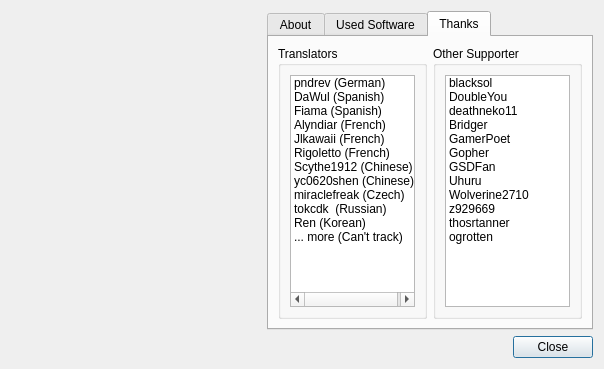
Holt59/mo2-merge, file modorganizer/src/aboutdialog.ui: the form before one commit.
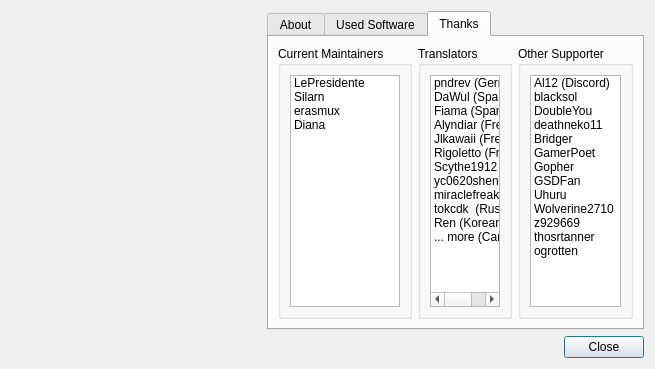
The form after the commit. The open tabs and pages were chosen to show the change. Icons and pictures are not drawn.

Commit message: [modorganizer] Disable the bsa tab for release Version bump to 2.1.0 Updated about window

The edit to the form file:
```diff
--- a/modorganizer/src/aboutdialog.ui
+++ b/modorganizer/src/aboutdialog.ui
@@ -157,6 +157,42 @@
          <item>
           <widget class="QGroupBox" name="groupBox">
            <property name="title">
+            <string>Current Maintainers</string>
+           </property>
+           <layout class="QVBoxLayout" name="verticalLayout_6">
+            <item>
+             <widget class="QListWidget" name="listWidget_2">
+              <property name="selectionMode">
+               <enum>QAbstractItemView::NoSelection</enum>
+              </property>
+              <item>
+               <property name="text">
+                <string notr="true">LePresidente</string>
+               </property>
+              </item>
+              <item>
+               <property name="text">
+                <string notr="true">Silarn</string>
+               </property>
+              </item>
+              <item>
+               <property name="text">
+                <string notr="true">erasmux</string>
+               </property>
+              </item>
+              <item>
+               <property name="text">
+                <string notr="true">Diana</string>
+               </property>
+              </item>
+             </widget>
+            </item>
+           </layout>
+          </widget>
+         </item>
+         <item>
+          <widget class="QGroupBox" name="groupBox_2">
+           <property name="title">
             <string>Translators</string>
            </property>
            <layout class="QVBoxLayout" name="verticalLayout_6">
@@ -237,7 +273,7 @@
           </widget>
          </item>
          <item>
-          <widget class="QGroupBox" name="groupBox_2">
+          <widget class="QGroupBox" name="groupBox_3">
            <property name="title">
             <string>Other Supporter</string>
            </property>
@@ -247,6 +283,11 @@
               <property name="selectionMode">
                <enum>QAbstractItemView::NoSelection</enum>
               </property>
+			   <item>
+               <property name="text">
+                <string notr="true">Al12 (Discord) </string>
+               </property>
+              </item>
               <item>
                <property name="text">
                 <string notr="true">blacksol</string>
```
Left out of the diff: 2 changed lines with no effect on the pictures. The commit also changes 2 other files.
